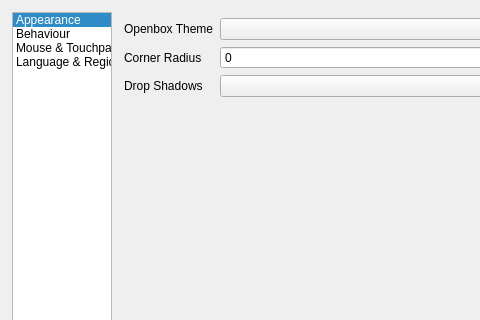
labwc/labwc-tweaks, file src/maindialog.ui: the form before one commit; both pictures show x 0 to 480 and y 0 to 320 of the 640 by 480 pixel window.
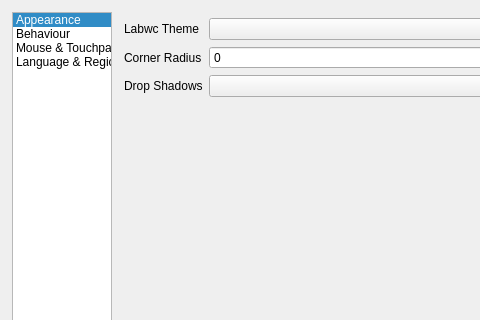
The form after the commit. Icons and pictures are not drawn.

Commit message: ui: s/Openbox Theme/Labwc Theme/

The edit to the form file:
```diff
--- a/src/maindialog.ui
+++ b/src/maindialog.ui
@@ -105,7 +105,7 @@
           <item row="0" column="0">
            <widget class="QLabel" name="label">
             <property name="text">
-             <string>Openbox Theme</string>
+             <string>Labwc Theme</string>
             </property>
            </widget>
           </item>
```
